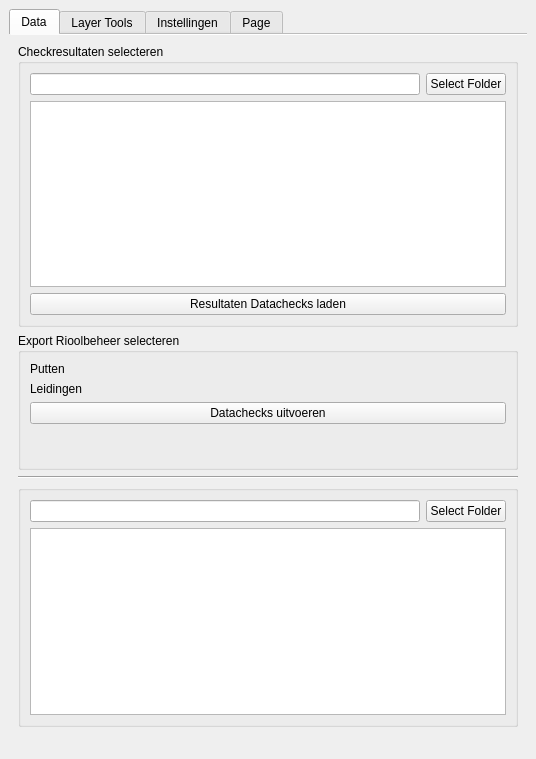
Above: Datachecker_dockwidget_base.ui from Siebrand-HHD/OASDGLDatachecker before the change. Below: the same form after it.
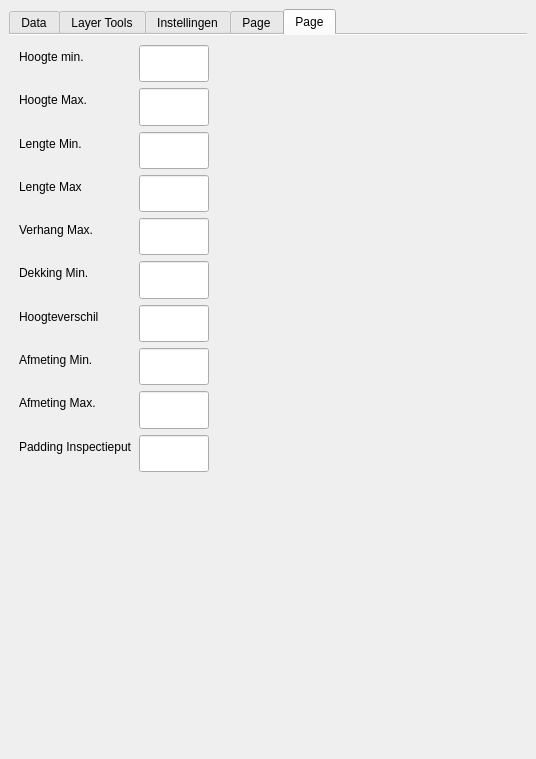
That is the form after the change. The open tabs and pages were chosen to show the change. Custom widgets are drawn as their Qt base class.

Patch:
```diff
--- a/Datachecker_dockwidget_base.ui
+++ b/Datachecker_dockwidget_base.ui
@@ -17,6 +17,9 @@
    <layout class="QVBoxLayout" name="verticalLayout_3">
     <item>
      <widget class="QTabWidget" name="tabWidget">
+      <property name="enabled">
+       <bool>true</bool>
+      </property>
       <property name="baseSize">
        <size>
         <width>0</width>
@@ -651,6 +654,367 @@
         </item>
        </layout>
       </widget>
+      <widget class="QWidget" name="tab_5">
+       <attribute name="title">
+        <string>Page</string>
+       </attribute>
+       <widget class="QWidget" name="formLayoutWidget">
+        <property name="geometry">
+         <rect>
+          <x>10</x>
+          <y>10</y>
+          <width>500</width>
+          <height>427</height>
+         </rect>
+        </property>
+        <layout class="QFormLayout" name="formLayout">
+         <item row="1" column="0">
+          <widget class="QLabel" name="label_2">
+           <property name="text">
+            <string>Hoogte min.</string>
+           </property>
+          </widget>
+         </item>
+         <item row="1" column="1">
+          <widget class="QLineEdit" name="lineEdit_4">
+           <property name="sizePolicy">
+            <sizepolicy hsizetype="Expanding" vsizetype="Expanding">
+             <horstretch>0</horstretch>
+             <verstretch>0</verstretch>
+            </sizepolicy>
+           </property>
+           <property name="minimumSize">
+            <size>
+             <width>40</width>
+             <height>0</height>
+            </size>
+           </property>
+           <property name="maximumSize">
+            <size>
+             <width>70</width>
+             <height>16777215</height>
+            </size>
+           </property>
+          </widget>
+         </item>
+         <item row="2" column="0">
+          <widget class="QLabel" name="label_3">
+           <property name="text">
+            <string>Hoogte Max.</string>
+           </property>
+          </widget>
+         </item>
+         <item row="2" column="1">
+          <widget class="QLineEdit" name="lineEdit_5">
+           <property name="sizePolicy">
+            <sizepolicy hsizetype="Expanding" vsizetype="Expanding">
+             <horstretch>0</horstretch>
+             <verstretch>0</verstretch>
+            </sizepolicy>
+           </property>
+           <property name="minimumSize">
+            <size>
+             <width>40</width>
+             <height>0</height>
+            </size>
+           </property>
+           <property name="maximumSize">
+            <size>
+             <width>70</width>
+             <height>16777215</height>
+            </size>
+           </property>
+           <property name="autoFillBackground">
+            <bool>false</bool>
+           </property>
+           <property name="inputMask">
+            <string/>
+           </property>
+          </widget>
+         </item>
+         <item row="3" column="0">
+          <widget class="QLabel" name="label_5">
+           <property name="text">
+            <string>Lengte Min.</string>
+           </property>
+          </widget>
+         </item>
+         <item row="3" column="1">
+          <widget class="QLineEdit" name="lineEdit_6">
+           <property name="sizePolicy">
+            <sizepolicy hsizetype="Expanding" vsizetype="Expanding">
+             <horstretch>0</horstretch>
+             <verstretch>0</verstretch>
+            </sizepolicy>
+           </property>
+           <property name="minimumSize">
+            <size>
+             <width>40</width>
+             <height>0</height>
+            </size>
+           </property>
+           <property name="maximumSize">
+            <size>
+             <width>70</width>
+             <height>16777215</height>
+            </size>
+           </property>
+           <property name="autoFillBackground">
+            <bool>false</bool>
+           </property>
+           <property name="inputMask">
+            <string/>
+           </property>
+          </widget>
+         </item>
+         <item row="4" column="0">
+          <widget class="QLabel" name="label_6">
+           <property name="text">
+            <string>Lengte Max</string>
+           </property>
+          </widget>
+         </item>
+         <item row="4" column="1">
+          <widget class="QLineEdit" name="lineEdit_7">
+           <property name="sizePolicy">
+            <sizepolicy hsizetype="Expanding" vsizetype="Expanding">
+             <horstretch>0</horstretch>
+             <verstretch>0</verstretch>
+            </sizepolicy>
+           </property>
+           <property name="minimumSize">
+            <size>
+             <width>40</width>
+             <height>0</height>
+            </size>
+           </property>
+           <property name="maximumSize">
+            <size>
+             <width>70</width>
+             <height>16777215</height>
+            </size>
+           </property>
+           <property name="autoFillBackground">
+            <bool>false</bool>
+           </property>
+           <property name="inputMask">
+            <string/>
+           </property>
+          </widget>
+         </item>
+         <item row="5" column="0">
+          <widget class="QLabel" name="label_7">
+           <property name="text">
+            <string>Verhang Max.</string>
+           </property>
+          </widget>
+         </item>
+         <item row="5" column="1">
+          <widget class="QLineEdit" name="lineEdit_8">
+           <property name="sizePolicy">
+            <sizepolicy hsizetype="Expanding" vsizetype="Expanding">
+             <horstretch>0</horstretch>
+             <verstretch>0</verstretch>
+            </sizepolicy>
+           </property>
+           <property name="minimumSize">
+            <size>
+             <width>40</width>
+             <height>0</height>
+            </size>
+           </property>
+           <property name="maximumSize">
+            <size>
+             <width>70</width>
+             <height>16777215</height>
+            </size>
+           </property>
+           <property name="autoFillBackground">
+            <bool>false</bool>
+           </property>
+           <property name="inputMask">
+            <string/>
+           </property>
+          </widget>
+         </item>
+         <item row="6" column="0">
+          <widget class="QLabel" name="label_8">
+           <property name="text">
+            <string>Dekking Min.</string>
+           </property>
+          </widget>
+         </item>
+         <item row="6" column="1">
+          <widget class="QLineEdit" name="lineEdit_9">
+           <property name="sizePolicy">
+            <sizepolicy hsizetype="Expanding" vsizetype="Expanding">
+             <horstretch>0</horstretch>
+             <verstretch>0</verstretch>
+            </sizepolicy>
+           </property>
+           <property name="minimumSize">
+            <size>
+             <width>40</width>
+             <height>0</height>
+            </size>
+           </property>
+           <property name="maximumSize">
+            <size>
+             <width>70</width>
+             <height>16777215</height>
+            </size>
+           </property>
+           <property name="autoFillBackground">
+            <bool>false</bool>
+           </property>
+           <property name="inputMask">
+            <string/>
+           </property>
+          </widget>
+         </item>
+         <item row="7" column="0">
+          <widget class="QLabel" name="label_9">
+           <property name="text">
+            <string>Hoogteverschil</string>
+           </property>
+          </widget>
+         </item>
+         <item row="7" column="1">
+          <widget class="QLineEdit" name="lineEdit_10">
+           <property name="sizePolicy">
+            <sizepolicy hsizetype="Expanding" vsizetype="Expanding">
+             <horstretch>0</horstretch>
+             <verstretch>0</verstretch>
+            </sizepolicy>
+           </property>
+           <property name="minimumSize">
+            <size>
+             <width>40</width>
+             <height>0</height>
+            </size>
+           </property>
+           <property name="maximumSize">
+            <size>
+             <width>70</width>
+             <height>16777215</height>
+            </size>
+           </property>
+           <property name="autoFillBackground">
+            <bool>false</bool>
+           </property>
+           <property name="inputMask">
+            <string/>
+           </property>
+          </widget>
+         </item>
+         <item row="8" column="0">
+          <widget class="QLabel" name="label_10">
+           <property name="text">
+            <string>Afmeting Min.</string>
+           </property>
+          </widget>
+         </item>
+         <item row="8" column="1">
+          <widget class="QLineEdit" name="lineEdit_11">
+           <property name="sizePolicy">
+            <sizepolicy hsizetype="Expanding" vsizetype="Expanding">
+             <horstretch>0</horstretch>
+             <verstretch>0</verstretch>
+            </sizepolicy>
+           </property>
+           <property name="minimumSize">
+            <size>
+             <width>40</width>
+             <height>0</height>
+            </size>
+           </property>
+           <property name="maximumSize">
+            <size>
+             <width>70</width>
+             <height>16777215</height>
+            </size>
+           </property>
+           <property name="autoFillBackground">
+            <bool>false</bool>
+           </property>
+           <property name="inputMask">
+            <string/>
+           </property>
+          </widget>
+         </item>
+         <item row="9" column="0">
+          <widget class="QLabel" name="label_11">
+           <property name="text">
+            <string>Afmeting Max.</string>
+           </property>
+          </widget>
+         </item>
+         <item row="9" column="1">
+          <widget class="QLineEdit" name="lineEdit_12">
+           <property name="sizePolicy">
+            <sizepolicy hsizetype="Expanding" vsizetype="Expanding">
+             <horstretch>0</horstretch>
+             <verstretch>0</verstretch>
+            </sizepolicy>
+           </property>
+           <property name="minimumSize">
+            <size>
+             <width>40</width>
+             <height>0</height>
+            </size>
+           </property>
+           <property name="maximumSize">
+            <size>
+             <width>70</width>
+             <height>16777215</height>
+            </size>
+           </property>
+           <property name="autoFillBackground">
+            <bool>false</bool>
+           </property>
+           <property name="inputMask">
+            <string/>
+           </property>
+          </widget>
+         </item>
+         <item row="10" column="0">
+          <widget class="QLabel" name="label_12">
+           <property name="text">
+            <string>Padding Inspectieput</string>
+           </property>
+          </widget>
+         </item>
+         <item row="10" column="1">
+          <widget class="QLineEdit" name="lineEdit_13">
+           <property name="sizePolicy">
+            <sizepolicy hsizetype="Expanding" vsizetype="Expanding">
+             <horstretch>0</horstretch>
+             <verstretch>0</verstretch>
+            </sizepolicy>
+           </property>
+           <property name="minimumSize">
+            <size>
+             <width>40</width>
+             <height>0</height>
+            </size>
+           </property>
+           <property name="maximumSize">
+            <size>
+             <width>70</width>
+             <height>16777215</height>
+            </size>
+           </property>
+           <property name="autoFillBackground">
+            <bool>false</bool>
+           </property>
+           <property name="inputMask">
+            <string/>
+           </property>
+          </widget>
+         </item>
+        </layout>
+       </widget>
+      </widget>
      </widget>
     </item>
    </layout>
```
Left out of the diff: 299 changed lines with no effect on the pictures.
